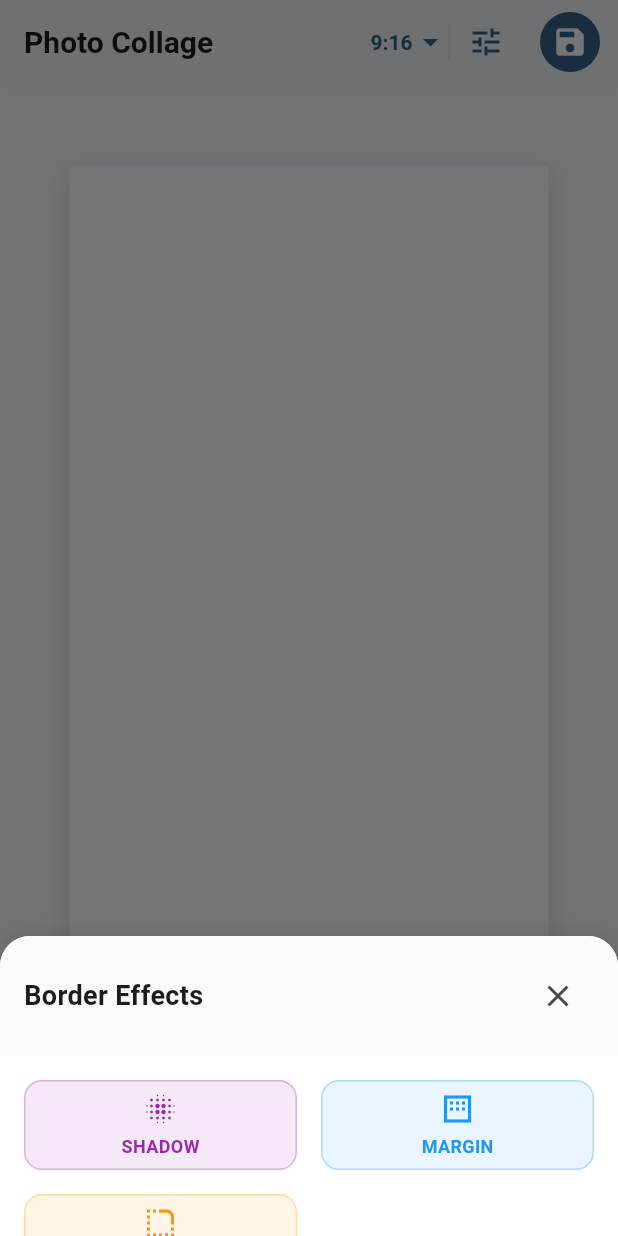
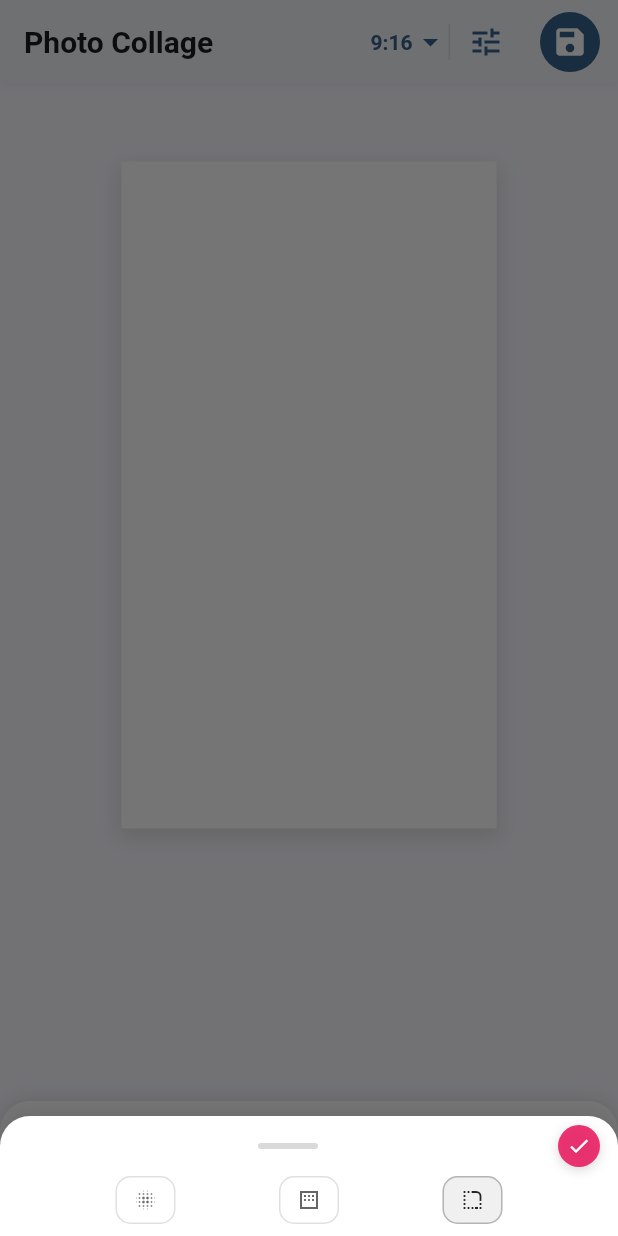
Before and after one commit to aycabadem/photo_collage, a Flutter app: the screen it shows after launch, item 3 of the bottom bar chosen, on a phone screen of 412 x 824 dp. Run offline on Flutter 3.47's test engine with Material 3 defaults, Android fonts, the phone set to English and light mode, and no system bars; our stand-ins replace extended_image, image_gallery_saver, image_picker.

Commit message:
change border ui

```diff
--- a/lib/screens/collage_screen.dart
+++ b/lib/screens/collage_screen.dart
@@ -61,7 +61,13 @@ class _CollageScreenState extends State<CollageScreen> {
                 const SizedBox(width: 8),
               ],
             ),
-            body: LayoutBuilder(
+            body: AnimatedPadding(
+              duration: const Duration(milliseconds: 200),
+              curve: Curves.easeOut,
+              padding: EdgeInsets.only(
+                bottom: collageManager.bottomUiInset,
+              ),
+              child: LayoutBuilder(
               builder: (context, constraints) {
                 // Initialize template size based on screen size on first frame
                 WidgetsBinding.instance.addPostFrameCallback((_) {
@@ -130,6 +136,7 @@ class _CollageScreenState extends State<CollageScreen> {
                   ),
                 );
               },
+            ),
             ),
             bottomNavigationBar: Consumer<CollageManager>(
               builder: (context, collageManager, child) {
@@ -295,15 +302,24 @@ class _CollageScreenState extends State<CollageScreen> {
 
   // Show border panel modal
   void _showBorderPanel(BuildContext context, CollageManager collageManager) {
+    // Reserve space for the bottom panel so canvas shrinks
+    collageManager.setBottomUiInset(130);
+
     showModalBottomSheet(
       context: context,
       isScrollControlled: true,
       backgroundColor: Colors.transparent,
       builder: (context) => BorderPanel(
         collageManager: collageManager,
-        onClose: () => Navigator.of(context).pop(),
+        onClose: () {
+          collageManager.setBottomUiInset(0);
+          Navigator.of(context).pop();
+        },
       ),
-    );
+    ).whenComplete(() {
+      // Ensure inset is reset if user dismisses with swipe/back
+      collageManager.setBottomUiInset(0);
+    });
   }
 
   // Show layout picker modal
--- a/lib/services/collage_manager.dart
+++ b/lib/services/collage_manager.dart
@@ -66,6 +66,9 @@ class CollageManager extends ChangeNotifier {
   double _outerMargin = 0.0;
   double _cornerRadius = 0.0;
 
+  // UI insets for overlays (e.g., bottom panel)
+  double _bottomUiInset = 0.0;
+
   // Layout template settings
   LayoutTemplate? _currentLayout;
   bool _isCustomMode = true;
@@ -94,6 +97,7 @@ class CollageManager extends ChangeNotifier {
   double get innerMargin => _innerMargin;
   double get outerMargin => _outerMargin;
   double get cornerRadius => _cornerRadius;
+  double get bottomUiInset => _bottomUiInset;
 
   // Layout template getters
   LayoutTemplate? get currentLayout => _currentLayout;
@@ -153,6 +157,15 @@ class CollageManager extends ChangeNotifier {
   void setCornerRadius(double radius) {
     _cornerRadius = radius.clamp(0.0, 40.0); // Reduced max to 40px
     notifyListeners();
+  }
+
+  /// UI: Reserve space at bottom when overlays are open
+  void setBottomUiInset(double inset) {
+    final clamped = inset.clamp(0.0, 320.0);
+    if (_bottomUiInset != clamped) {
+      _bottomUiInset = clamped;
+      notifyListeners();
+    }
   }
 
   // Layout template setters
--- a/lib/widgets/border_panel.dart
+++ b/lib/widgets/border_panel.dart
@@ -17,12 +17,17 @@ class BorderPanel extends StatefulWidget {
 }
 
 class _BorderPanelState extends State<BorderPanel> {
-  String? _selectedEffect;
+  String _selectedEffect = 'corner_radius';
+  bool _showSlider = false;
 
   @override
   Widget build(BuildContext context) {
-    return Container(
-      height: 200,
+    final bottomInset = MediaQuery.of(context).viewPadding.bottom;
+
+    return SafeArea(
+      top: false,
+      minimum: EdgeInsets.only(bottom: bottomInset > 0 ? 6 : 0),
+      child: Container(
       decoration: BoxDecoration(
         color: Colors.white,
         borderRadius: const BorderRadius.only(
@@ -38,122 +43,60 @@ class _BorderPanelState extends State<BorderPanel> {
         ],
       ),
       child: Column(
+        mainAxisSize: MainAxisSize.min,
+        crossAxisAlignment: CrossAxisAlignment.stretch,
         children: [
-          // Header
-          Container(
-            padding: const EdgeInsets.all(16),
+          // Minimal top bar with grabber and apply (check)
+          Padding(
+            padding: const EdgeInsets.fromLTRB(12, 6, 12, 0),
+            child: Row(
+              children: [
+                Expanded(
+                  child: Center(
+                    child: Container(
+                      width: 40,
+                      height: 4,
                       decoration: BoxDecoration(
-              color: Colors.grey[50],
-              borderRadius: const BorderRadius.only(
-                topLeft: Radius.circular(20),
-                topRight: Radius.circular(20),
+                        color: Colors.black.withValues(alpha: 0.15),
+                        borderRadius: BorderRadius.circular(2),
                       ),
                     ),
-            child: Row(
-              mainAxisAlignment: MainAxisAlignment.spaceBetween,
-              children: [
-                const Text(
-                  'Border Effects',
-                  style: TextStyle(fontSize: 18, fontWeight: FontWeight.bold),
                   ),
-                IconButton(
-                  onPressed: widget.onClose,
-                  icon: const Icon(Icons.close),
+                ),
+                GestureDetector(
+                  onTap: widget.onClose,
+                  child: Container(
+                    width: 28,
+                    height: 28,
+                    decoration: BoxDecoration(
+                      color: const Color(0xFFE91E63).withValues(alpha: 0.9),
+                      shape: BoxShape.circle,
+                      boxShadow: [
+                        BoxShadow(
+                          color: Colors.black.withValues(alpha: 0.15),
+                          blurRadius: 6,
+                          offset: const Offset(0, 2),
+                        ),
+                      ],
+                    ),
+                    child: const Icon(Icons.check, color: Colors.white, size: 16),
+                  ),
                 ),
               ],
             ),
           ),
 
-          // Effect Buttons or Active Slider
-          Expanded(
-            child: SingleChildScrollView(
-              child: _selectedEffect == null
-                  ? _buildEffectButtons()
-                  : _buildActiveSlider(),
+          // Compact slider area (shown above the icons)
+          if (_showSlider)
+            Padding(
+              padding: const EdgeInsets.fromLTRB(16, 6, 16, 2),
+              child: _buildCompactSliderArea(),
             ),
-          ),
-        ],
-      ),
-    );
-  }
 
-  /// Build the 3 effect buttons
-  Widget _buildEffectButtons() {
-    return Padding(
-      padding: const EdgeInsets.all(16),
-      child: Column(
-        children: [
-          // First row: SHADOW and MARGIN
-          Row(
-            children: [
-              Expanded(
-                child: _buildEffectButton(
-                  'SHADOW',
-                  Icons.blur_on,
-                  Colors.purple,
-                  () => _selectEffect('shadow'),
-                ),
-              ),
-              const SizedBox(width: 16),
-              Expanded(
-                child: _buildEffectButton(
-                  'MARGIN',
-                  Icons.margin,
-                  Colors.blue,
-                  () => _selectEffect('margin'),
-                ),
-              ),
-            ],
-          ),
-          const SizedBox(height: 16),
-          // Second row: CORNER RADIUS
-          Row(
-            children: [
-              Expanded(
-                child: _buildEffectButton(
-                  'CORNER RADIUS',
-                  Icons.rounded_corner,
-                  Colors.orange,
-                  () => _selectEffect('corner_radius'),
-                ),
-              ),
-              const SizedBox(width: 16),
-              const Expanded(child: SizedBox()), // Empty space
-            ],
-          ),
-        ],
-      ),
-    );
-  }
-
-  /// Build individual effect button
-  Widget _buildEffectButton(
-    String title,
-    IconData icon,
-    Color color,
-    VoidCallback onTap,
-  ) {
-    return GestureDetector(
-      onTap: onTap,
-      child: Container(
-        height: 60,
-        decoration: BoxDecoration(
-          color: color.withValues(alpha: 0.1),
-          borderRadius: BorderRadius.circular(12),
-          border: Border.all(color: color.withValues(alpha: 0.3)),
-        ),
-        child: Column(
-          mainAxisAlignment: MainAxisAlignment.center,
-          children: [
-            Icon(icon, color: color, size: 24),
-            const SizedBox(height: 4),
-            Text(
-              title,
-              style: TextStyle(
-                color: color,
-                fontSize: 12,
-                fontWeight: FontWeight.w600,
-              ),
+          // Compact horizontal icon toolbar at the bottom
+          Padding(
+            padding: const EdgeInsets.fromLTRB(12, 6, 12, 8),
+            child: _buildIconToolbar(),
           ),
         ],
       ),
@@ -161,45 +104,76 @@ class _BorderPanelState extends State<BorderPanel> {
     );
   }
 
-  /// Build the active slider for selected effect
-  Widget _buildActiveSlider() {
-    return Padding(
-      padding: const EdgeInsets.all(16),
+  /// Minimal horizontal toolbar with small monochrome icons
+  Widget _buildIconToolbar() {
+    Widget item(String key, IconData icon, String tooltip) {
+      final bool active = _selectedEffect == key;
+      return GestureDetector(
+        onTap: () {
+          setState(() {
+            if (_selectedEffect == key) {
+              _showSlider = !_showSlider; // toggle
+            } else {
+              _selectedEffect = key;
+              _showSlider = true; // show for newly selected effect
+            }
+          });
+          // Inform canvas to reserve more/less space based on slider visibility
+          widget.collageManager.setBottomUiInset(_showSlider ? 200 : 130);
+        },
+        child: Container(
+          width: 40,
+          height: 32,
+          margin: const EdgeInsets.symmetric(horizontal: 4),
+          decoration: BoxDecoration(
+            color: active
+                ? Colors.black.withValues(alpha: 0.06)
+                : Colors.transparent,
+            borderRadius: BorderRadius.circular(10),
+            border: Border.all(
+              color: active
+                  ? Colors.black.withValues(alpha: 0.25)
+                  : Colors.black.withValues(alpha: 0.12),
+            ),
+          ),
+          child: Icon(
+            icon,
+            size: 16,
+            color: Colors.black.withValues(alpha: active ? 0.85 : 0.6),
+            semanticLabel: tooltip,
+          ),
+        ),
+      );
+    }
+
+    return Row(
+      mainAxisAlignment: MainAxisAlignment.spaceEvenly,
+      children: [
+        item('shadow', Icons.blur_on, 'Shadow'),
+        item('margin', Icons.margin, 'Margin'),
+        item('corner_radius', Icons.rounded_corner, 'Corner radius'),
+      ],
+    );
+  }
+
+  /// Compact slider area: label + slider stacked
+  Widget _buildCompactSliderArea() {
+    return SizedBox(
+      height: 60,
       child: Column(
-        children: [
-          // Effect title and back button
-          Row(
-            mainAxisAlignment: MainAxisAlignment.spaceBetween,
+        crossAxisAlignment: CrossAxisAlignment.start,
         children: [
           Text(
             _getEffectTitle(),
             style: const TextStyle(
-                  fontSize: 18,
-                  fontWeight: FontWeight.bold,
+              fontSize: 12,
+              letterSpacing: 1.0,
+              fontWeight: FontWeight.w600,
+              color: Colors.black87,
             ),
           ),
-              IconButton(
-                onPressed: () => setState(() => _selectedEffect = null),
-                icon: const Icon(Icons.arrow_back),
-              ),
-            ],
-          ),
-          const SizedBox(height: 20),
-
-          // Slider
+        const SizedBox(height: 4),
         _buildSlider(),
-
-          const SizedBox(height: 20),
-
-          // Checkmark
-          Container(
-            padding: const EdgeInsets.all(8),
-            decoration: BoxDecoration(
-              color: Colors.green,
-              borderRadius: BorderRadius.circular(20),
-            ),
-            child: const Icon(Icons.check, color: Colors.white, size: 20),
-          ),
       ],
     ),
     );
@@ -221,66 +195,44 @@ class _BorderPanelState extends State<BorderPanel> {
 
   /// Shadow slider
   Widget _buildShadowSlider() {
-    return Column(
-      children: [
-        Slider(
+    return _GradientSlider(
       value: widget.collageManager.shadowIntensity,
       min: 0.0,
-          max: 14.0, // Tamed upper range to avoid overdone shadow
-          divisions: 14,
-          onChanged: (value) {
-            widget.collageManager.setShadowIntensity(value);
-            setState(() {}); // Force UI update
+      max: 14.0,
+      onChanged: (v) {
+        widget.collageManager.setShadowIntensity(v);
+        setState(() {});
       },
-        ),
-        Text(
-          'Shadow: ${widget.collageManager.shadowIntensity.toStringAsFixed(1)}',
-        ),
-      ],
+      label: 'Shadow: ${widget.collageManager.shadowIntensity.toStringAsFixed(1)}',
     );
   }
 
   /// Margin slider (creates space between photos)
   Widget _buildMarginSlider() {
-    return Column(
-      children: [
-        Slider(
-          value: widget
-              .collageManager
-              .photoMargin, // Using new photoMargin property
+    return _GradientSlider(
+      value: widget.collageManager.photoMargin,
       min: 0.0,
-          max: 15.0, // Reduced max to 15px
-          divisions: 15,
-          onChanged: (value) {
-            widget.collageManager.setPhotoMargin(value); // Using new setter
-            setState(() {}); // Force UI update
+      max: 15.0,
+      onChanged: (v) {
+        widget.collageManager.setPhotoMargin(v);
+        setState(() {});
       },
-        ),
-        Text(
-          'Margin: ${widget.collageManager.photoMargin.toStringAsFixed(1)}px',
-        ),
-      ],
+      label: 'Margin: ${widget.collageManager.photoMargin.toStringAsFixed(1)}px',
     );
   }
 
   /// Corner radius slider
   Widget _buildCornerRadiusSlider() {
-    return Column(
-      children: [
-        Slider(
+    return _GradientSlider(
       value: widget.collageManager.cornerRadius,
       min: 0.0,
-          max: 40.0, // Reduced to avoid early full-round look
-          divisions: 40,
-          onChanged: (value) {
-            widget.collageManager.setCornerRadius(value);
-            setState(() {}); // Force UI update
+      max: 40.0,
+      onChanged: (v) {
+        widget.collageManager.setCornerRadius(v);
+        setState(() {});
       },
-        ),
-        Text(
+      label:
           'Corner Radius: ${widget.collageManager.cornerRadius.toStringAsFixed(1)}px',
-        ),
-      ],
     );
   }
 
@@ -292,7 +244,7 @@ class _BorderPanelState extends State<BorderPanel> {
       case 'margin':
         return 'MARGIN';
       case 'corner_radius':
-        return 'CORNER RADIUS';
+        return 'RADIUS';
       default:
         return '';
     }
@@ -302,6 +254,63 @@ class _BorderPanelState extends State<BorderPanel> {
   void _selectEffect(String effect) {
     setState(() {
       _selectedEffect = effect;
+      _showSlider = true;
     });
   }
 }
+
+/// A compact gradient slider with small label, matching the visual style
+class _GradientSlider extends StatelessWidget {
+  final double value;
+  final double min;
+  final double max;
+  final ValueChanged<double> onChanged;
+  final String label;
+
+  const _GradientSlider({
+    required this.value,
+    required this.min,
+    required this.max,
+    required this.onChanged,
+    required this.label,
+  });
+
+  @override
+  Widget build(BuildContext context) {
+    const start = Color(0xFFE91E63); // pink
+    const end = Color(0xFF7C4DFF); // purple
+
+    return SizedBox(
+      height: 36,
+      child: Stack(
+        alignment: Alignment.center,
+        children: [
+          // Gradient bar behind the track
+          Container(
+            height: 4,
+            decoration: const BoxDecoration(
+              borderRadius: BorderRadius.all(Radius.circular(2)),
+              gradient: LinearGradient(colors: [start, end]),
+            ),
+          ),
+          // Transparent track slider on top
+          SliderTheme(
+            data: SliderTheme.of(context).copyWith(
+              trackHeight: 4,
+              activeTrackColor: Colors.transparent,
+              inactiveTrackColor: Colors.transparent,
+              thumbShape: const RoundSliderThumbShape(enabledThumbRadius: 10),
+              overlayShape: SliderComponentShape.noOverlay,
+            ),
+            child: Slider(
+              value: value,
+              min: min,
+              max: max,
+              onChanged: onChanged,
+            ),
+          ),
+        ],
+      ),
+    );
+  }
+}
```
Lines whose indentation alone changed are shown as unchanged.
